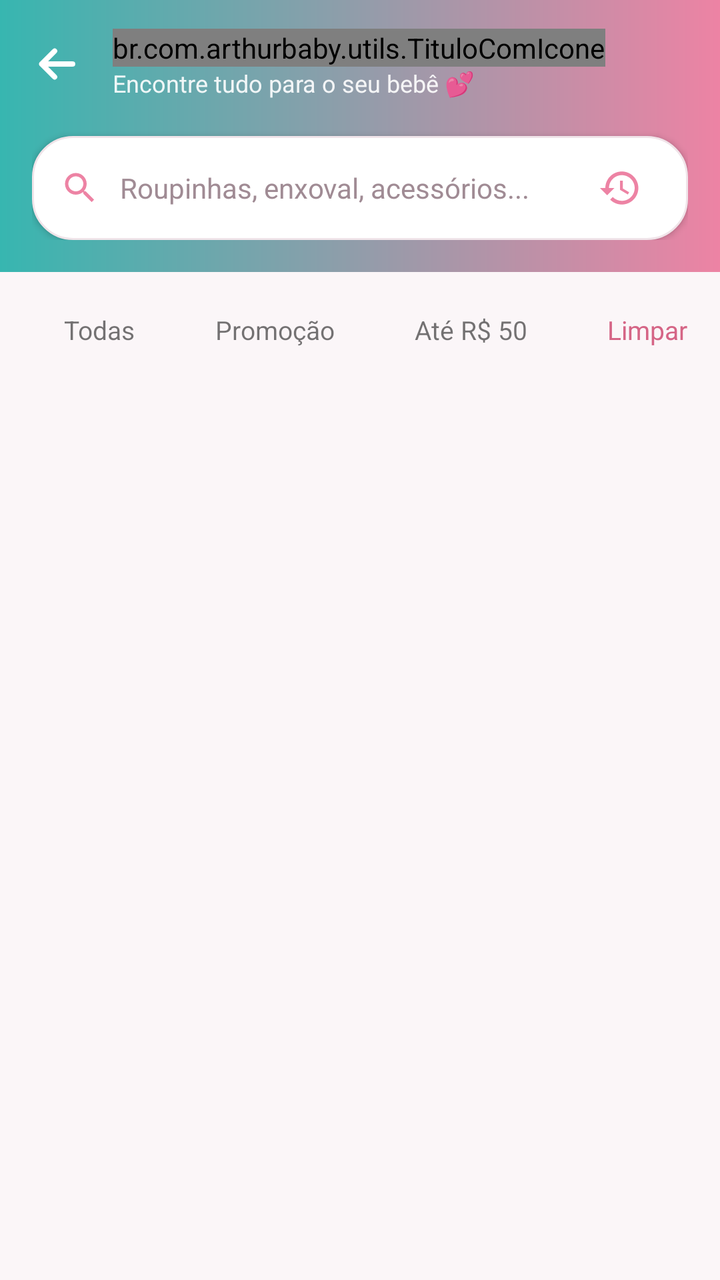
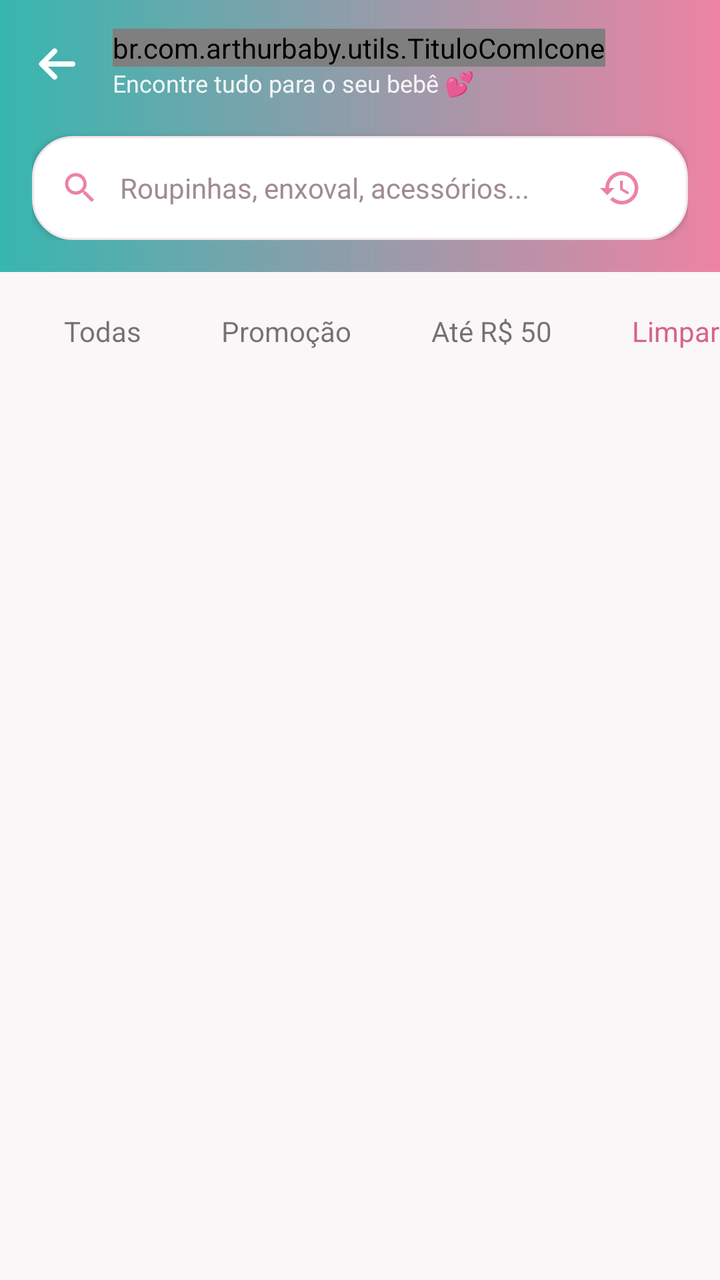

Screens rendered from an Android XML layout before and after an edit, with the pre-edit source and the edit as a unified diff.
<!-- AndroidManifest.xml: application theme Theme.ArthurBaby -->
<!-- res/layout/fragment_pesquisa.xml -->
<?xml version="1.0" encoding="utf-8"?>
<LinearLayout xmlns:android="http://schemas.android.com/apk/res/android"
    xmlns:app="http://schemas.android.com/apk/res-auto"
    android:layout_width="match_parent"
    android:layout_height="match_parent"
    android:orientation="vertical"
    android:background="@color/fundo_claro">

    
    <LinearLayout
        android:layout_width="match_parent"
        android:layout_height="wrap_content"
        android:orientation="vertical"
        android:paddingStart="16dp"
        android:paddingEnd="16dp"
        android:paddingTop="8dp"
        android:paddingBottom="16dp"
        android:background="@drawable/bg_gradiente_header">

        <LinearLayout
            android:layout_width="match_parent"
            android:layout_height="wrap_content"
            android:orientation="horizontal"
            android:gravity="center_vertical">

            <ImageButton
                android:id="@+id/btnVoltarBusca"
                style="@style/BotaoVoltar"
                app:tint="@color/branco" />

            <LinearLayout
                android:layout_width="0dp"
                android:layout_height="wrap_content"
                android:layout_weight="1"
                android:orientation="vertical">

                <br.com.arthurbaby.utils.TituloComIcone
                    android:layout_width="wrap_content"
                    android:layout_height="wrap_content"
                    android:text="Buscar"
                    android:textSize="20sp"
                    android:textStyle="bold"
                    android:textColor="@color/branco"
                    app:iconeTitulo="@drawable/ic_busca"

                    app:iconeClaro="true" />

                <TextView
                    android:layout_width="wrap_content"
                    android:layout_height="wrap_content"
                    android:text="Encontre tudo para o seu bebê 💕"
                    android:textSize="12sp"
                    android:alpha="0.9"
                    android:textColor="@color/branco" />
            </LinearLayout>
        </LinearLayout>

        
        <LinearLayout
            android:layout_width="match_parent"
            android:layout_height="wrap_content"
            android:layout_marginTop="12dp"
            android:orientation="horizontal"
            android:gravity="center_vertical"
            android:background="@drawable/bg_card_suave"
            android:paddingHorizontal="14dp"
            android:paddingVertical="4dp"
            android:elevation="2dp">

            <ImageView
                android:layout_width="20dp"
                android:layout_height="20dp"
                android:src="@drawable/ic_busca"
                app:tint="@color/rosa_arthur"
                android:contentDescription="Buscar" />

            <EditText
                android:id="@+id/etBusca"
                android:layout_width="0dp"
                android:layout_weight="1"
                android:layout_height="wrap_content"
                android:minHeight="44dp"
                android:hint="Roupinhas, enxoval, acessórios..."
                android:textColorHint="@color/cinza_texto"
                android:textColor="@color/texto_primario"
                android:background="@android:color/transparent"
                android:paddingStart="10dp"
                android:textSize="14sp"
                android:inputType="text"
                android:imeOptions="actionSearch"
                android:singleLine="true" />

            
            <ImageView
                android:id="@+id/btnHistoricoBusca"
                android:layout_width="40dp"
                android:layout_height="40dp"
                android:padding="9dp"
                android:src="@drawable/ic_historico"
                app:tint="@color/rosa_arthur"
                android:background="?attr/selectableItemBackgroundBorderless"
                android:clickable="true"
                android:focusable="true"
                android:tooltipText="Buscas recentes"
                android:contentDescription="Buscas recentes" />
        </LinearLayout>
    </LinearLayout>

    
    <HorizontalScrollView
        android:layout_width="match_parent"
        android:layout_height="wrap_content"
        android:paddingHorizontal="16dp"
        android:paddingTop="12dp"
        android:paddingBottom="4dp"
        android:clipToPadding="false"
        android:scrollbars="none">

        <LinearLayout
            android:layout_width="wrap_content"
            android:layout_height="wrap_content"
            android:orientation="horizontal">

            <TextView
                android:id="@+id/chipTodas"
                android:layout_width="wrap_content"
                android:layout_height="wrap_content"
                android:text="Todas"
                android:paddingHorizontal="16dp"
                android:paddingVertical="8dp"
                android:textSize="13sp"
                android:layout_marginEnd="8dp" />

            <TextView
                android:id="@+id/chipPromocao"
                android:layout_width="wrap_content"
                android:layout_height="wrap_content"
                android:text="Promoção"
                android:paddingHorizontal="16dp"
                android:paddingVertical="8dp"
                android:textSize="13sp"
                android:layout_marginEnd="8dp" />

            <TextView
                android:id="@+id/chipBaratos"
                android:layout_width="wrap_content"
                android:layout_height="wrap_content"
                android:text="Até R$ 50"
                android:paddingHorizontal="16dp"
                android:paddingVertical="8dp"
                android:textSize="13sp"
                android:layout_marginEnd="8dp" />

            <TextView
                android:id="@+id/chipLimpar"
                android:layout_width="wrap_content"
                android:layout_height="wrap_content"
                android:text="Limpar"
                android:paddingHorizontal="16dp"
                android:paddingVertical="8dp"
                android:textColor="@color/rosa_escuro"
                android:textSize="13sp" />
        </LinearLayout>
    </HorizontalScrollView>

    
    <LinearLayout
        android:id="@+id/containerHistorico"
        android:layout_width="match_parent"
        android:layout_height="wrap_content"
        android:orientation="vertical"
        android:paddingHorizontal="16dp"
        android:paddingTop="12dp"
        android:visibility="gone">

        <LinearLayout
            android:layout_width="match_parent"
            android:layout_height="wrap_content"
            android:orientation="horizontal"
            android:gravity="center_vertical">

            <TextView
                android:layout_width="0dp"
                android:layout_height="wrap_content"
                android:layout_weight="1"
                android:text="Buscas recentes"
                android:textColor="@color/texto_primario"
                android:textStyle="bold"
                android:textSize="14sp" />

            <TextView
                android:id="@+id/btnLimparHistorico"
                android:layout_width="wrap_content"
                android:layout_height="wrap_content"
                android:text="Limpar"
                android:textColor="@color/rosa_arthur"
                android:textSize="12sp"
                android:padding="4dp" />
        </LinearLayout>

        <HorizontalScrollView
            android:layout_width="match_parent"
            android:layout_height="wrap_content"
            android:layout_marginTop="8dp"
            android:scrollbars="none">

            <LinearLayout
                android:id="@+id/containerChipsHistorico"
                android:layout_width="wrap_content"
                android:layout_height="wrap_content"
                android:orientation="horizontal" />
        </HorizontalScrollView>
    </LinearLayout>

    
    <TextView
        android:id="@+id/tvResultadoInfo"
        android:layout_width="wrap_content"
        android:layout_height="wrap_content"
        android:text=""
        android:textColor="@color/cinza_medio"
        android:textSize="13sp"
        android:paddingHorizontal="16dp"
        android:paddingVertical="10dp" />

    
    <ScrollView
        android:id="@+id/estadoVazio"
        android:layout_width="match_parent"
        android:layout_height="0dp"
        android:layout_weight="1"
        android:fillViewport="true"
        android:visibility="gone">

        <LinearLayout
            android:layout_width="match_parent"
            android:layout_height="wrap_content"
            android:orientation="vertical"
            android:gravity="center"
            android:paddingHorizontal="32dp"
            android:paddingBottom="40dp">

            <ImageView
                android:layout_width="140dp"
                android:layout_height="140dp"
                android:src="@drawable/ic_busca_bebe"
                android:contentDescription="Carrinho de bebê" />

            <TextView
                android:id="@+id/tvVazioTitulo"
                android:layout_width="wrap_content"
                android:layout_height="wrap_content"
                android:layout_marginTop="16dp"
                android:text="O que o seu bebê precisa hoje?"
                android:textColor="@color/rosa_escuro"
                android:textSize="18sp"
                android:textStyle="bold"
                android:gravity="center" />

            <TextView
                android:id="@+id/tvVazioTexto"
                android:layout_width="wrap_content"
                android:layout_height="wrap_content"
                android:layout_marginTop="6dp"
                android:text="Busque roupinhas, enxoval, acessórios e muito mais — feito com carinho para você."
                android:textColor="@color/cinza_medio"
                android:textSize="14sp"
                android:lineSpacingMultiplier="1.2"
                android:gravity="center" />
        </LinearLayout>
    </ScrollView>

    
    <ProgressBar
        android:id="@+id/progressBar"
        android:layout_width="48dp"
        android:layout_height="48dp"
        android:layout_gravity="center_horizontal"
        android:layout_marginTop="60dp"
        android:indeterminateTint="@color/verde_arthur"
        android:visibility="gone" />

    
    <androidx.recyclerview.widget.RecyclerView
        android:id="@+id/rvResultados"
        android:layout_width="match_parent"
        android:layout_height="0dp"
        android:layout_weight="1"
        android:paddingHorizontal="10dp"
        android:paddingBottom="8dp"
        android:clipToPadding="false"
        android:visibility="gone" />

</LinearLayout>
<!-- resources referenced by this layout -->
<resources>
  <color name="branco">#FFFFFF</color>
  <color name="cinza_medio">#7A626B</color>
  <color name="cinza_texto">#A08B94</color>
  <color name="fundo_claro">#FBF6F8</color>
  <color name="rosa_arthur">#ED83A4</color>
  <color name="rosa_escuro">#D56586</color>
  <color name="texto_primario">#3D2E34</color>
  <color name="verde_arthur">#37B6B0</color>
  <!-- drawable bg_card_suave (drawable) -->
  <?xml version="1.0" encoding="utf-8"?>
  <shape xmlns:android="http://schemas.android.com/apk/res/android"
      android:shape="rectangle">
      <solid android:color="@color/branco" />
      <corners android:radius="20dp" />
      <stroke android:width="1dp" android:color="@color/cinza_borda" />
  </shape>
  <!-- drawable bg_gradiente_header (drawable) -->
  <?xml version="1.0" encoding="utf-8"?>
  <shape xmlns:android="http://schemas.android.com/apk/res/android"
      android:shape="rectangle">
      <gradient
          android:startColor="@color/verde_arthur"
          android:endColor="@color/rosa_arthur"
          android:angle="0"
          android:type="linear" />
  </shape>
  <!-- drawable ic_busca (drawable) -->
  <vector xmlns:android="http://schemas.android.com/apk/res/android"
      android:width="24dp"
      android:height="24dp"
      android:viewportWidth="24"
      android:viewportHeight="24">
      <path
          android:fillColor="#FF000000"
          android:pathData="M15.5,14h-0.79l-0.28,-0.27C15.41,12.59 16,11.11 16,9.5 16,5.91 13.09,3 9.5,3S3,5.91 3,9.5 5.91,16 9.5,16c1.61,0 3.09,-0.59 4.23,-1.57l0.27,0.28v0.79l5,4.99L20.49,19l-4.99,-5zM9.5,14C7.01,14 5,11.99 5,9.5S7.01,5 9.5,5 14,7.01 14,9.5 11.99,14 9.5,14z"/>
  </vector>
  <!-- drawable ic_historico (drawable) -->
  <?xml version="1.0" encoding="utf-8"?>
  <vector xmlns:android="http://schemas.android.com/apk/res/android"
      android:width="24dp"
      android:height="24dp"
      android:viewportWidth="24"
      android:viewportHeight="24">
      <path
          android:fillColor="#FF000000"
          android:pathData="M13,3c-4.97,0 -9,4.03 -9,9L1,12l3.89,3.89 0.07,0.14L9,12L6,12c0,-3.87 3.13,-7 7,-7s7,3.13 7,7 -3.13,7 -7,7c-1.93,0 -3.68,-0.79 -4.94,-2.06l-1.42,1.42C8.27,19.99 10.51,21 13,21c4.97,0 9,-4.03 9,-9s-4.03,-9 -9,-9zM12,8v5l4.28,2.54 0.72,-1.21 -3.5,-2.08L13.5,8L12,8z" />
  </vector>
  <color name="cinza_borda">#F0E4E9</color>
  <!-- drawable ic_voltar (drawable) -->
  <?xml version="1.0" encoding="utf-8"?>
  <vector xmlns:android="http://schemas.android.com/apk/res/android"
      android:width="24dp"
      android:height="24dp"
      android:viewportWidth="24"
      android:viewportHeight="24">
      <path
          android:pathData="M20,12H4.5M11,5.5L4.5,12L11,18.5"
          android:strokeColor="#FF000000"
          android:strokeWidth="2.6"
          android:strokeLineCap="round"
          android:strokeLineJoin="round" />
  </vector>
  <color name="verde_escuro">#2A8F8A</color>
  <!-- unchanged entries left out for length: 3 -->
</resources>

<!-- the commit's change to res/layout/fragment_pesquisa.xml (unified diff, before → after) -->
@@ -37,8 +37,8 @@
                 <br.com.arthurbaby.utils.TituloComIcone
                     android:layout_width="wrap_content"
                     android:layout_height="wrap_content"
-                    android:text="Buscar"
-                    android:textSize="20sp"
+                    android:text="@string/buscar"
+                    android:textSize="@dimen/texto_subtitulo"
                     android:textStyle="bold"
                     android:textColor="@color/branco"
                     app:iconeTitulo="@drawable/ic_busca"
@@ -48,8 +48,8 @@
                 <TextView
                     android:layout_width="wrap_content"
                     android:layout_height="wrap_content"
-                    android:text="Encontre tudo para o seu bebê 💕"
-                    android:textSize="12sp"
+                    android:text="@string/encontre_tudo_para_o_seu_bebe"
+                    android:textSize="@dimen/texto_pequeno"
                     android:alpha="0.9"
                     android:textColor="@color/branco" />
             </LinearLayout>
@@ -72,7 +72,7 @@
                 android:layout_height="20dp"
                 android:src="@drawable/ic_busca"
                 app:tint="@color/rosa_arthur"
-                android:contentDescription="Buscar" />
+                android:contentDescription="@string/buscar" />
 
             <EditText
                 android:id="@+id/etBusca"
@@ -80,12 +80,12 @@
                 android:layout_weight="1"
                 android:layout_height="wrap_content"
                 android:minHeight="44dp"
-                android:hint="Roupinhas, enxoval, acessórios..."
+                android:hint="@string/roupinhas_enxoval_acessorios"
                 android:textColorHint="@color/cinza_texto"
                 android:textColor="@color/texto_primario"
                 android:background="@android:color/transparent"
                 android:paddingStart="10dp"
-                android:textSize="14sp"
+                android:textSize="@dimen/texto_corpo"
                 android:inputType="text"
                 android:imeOptions="actionSearch"
                 android:singleLine="true" />
@@ -102,7 +102,7 @@
                 android:clickable="true"
                 android:focusable="true"
                 android:tooltipText="Buscas recentes"
-                android:contentDescription="Buscas recentes" />
+                android:contentDescription="@string/buscas_recentes" />
         </LinearLayout>
     </LinearLayout>
 
@@ -125,41 +125,41 @@
                 android:id="@+id/chipTodas"
                 android:layout_width="wrap_content"
                 android:layout_height="wrap_content"
-                android:text="Todas"
-                android:paddingHorizontal="16dp"
-                android:paddingVertical="8dp"
-                android:textSize="13sp"
+                android:text="@string/todas"
+                android:paddingHorizontal="16dp"
+                android:paddingVertical="8dp"
+                android:textSize="@dimen/texto_corpo"
                 android:layout_marginEnd="8dp" />
 
             <TextView
                 android:id="@+id/chipPromocao"
                 android:layout_width="wrap_content"
                 android:layout_height="wrap_content"
-                android:text="Promoção"
-                android:paddingHorizontal="16dp"
-                android:paddingVertical="8dp"
-                android:textSize="13sp"
+                android:text="@string/promocao"
+                android:paddingHorizontal="16dp"
+                android:paddingVertical="8dp"
+                android:textSize="@dimen/texto_corpo"
                 android:layout_marginEnd="8dp" />
 
             <TextView
                 android:id="@+id/chipBaratos"
                 android:layout_width="wrap_content"
                 android:layout_height="wrap_content"
-                android:text="Até R$ 50"
-                android:paddingHorizontal="16dp"
-                android:paddingVertical="8dp"
-                android:textSize="13sp"
+                android:text="@string/ate_r_50"
+                android:paddingHorizontal="16dp"
+                android:paddingVertical="8dp"
+                android:textSize="@dimen/texto_corpo"
                 android:layout_marginEnd="8dp" />
 
             <TextView
                 android:id="@+id/chipLimpar"
                 android:layout_width="wrap_content"
                 android:layout_height="wrap_content"
-                android:text="Limpar"
+                android:text="@string/limpar"
                 android:paddingHorizontal="16dp"
                 android:paddingVertical="8dp"
                 android:textColor="@color/rosa_escuro"
-                android:textSize="13sp" />
+                android:textSize="@dimen/texto_corpo" />
         </LinearLayout>
     </HorizontalScrollView>
 
@@ -183,18 +183,18 @@
                 android:layout_width="0dp"
                 android:layout_height="wrap_content"
                 android:layout_weight="1"
-                android:text="Buscas recentes"
+                android:text="@string/buscas_recentes"
                 android:textColor="@color/texto_primario"
                 android:textStyle="bold"
-                android:textSize="14sp" />
+                android:textSize="@dimen/texto_corpo" />
 
             <TextView
                 android:id="@+id/btnLimparHistorico"
                 android:layout_width="wrap_content"
                 android:layout_height="wrap_content"
-                android:text="Limpar"
+                android:text="@string/limpar"
                 android:textColor="@color/rosa_arthur"
-                android:textSize="12sp"
+                android:textSize="@dimen/texto_pequeno"
                 android:padding="4dp" />
         </LinearLayout>
 
@@ -219,7 +219,7 @@
         android:layout_height="wrap_content"
         android:text=""
         android:textColor="@color/cinza_medio"
-        android:textSize="13sp"
+        android:textSize="@dimen/texto_corpo"
         android:paddingHorizontal="16dp"
         android:paddingVertical="10dp" />
 
@@ -244,16 +244,16 @@
                 android:layout_width="140dp"
                 android:layout_height="140dp"
                 android:src="@drawable/ic_busca_bebe"
-                android:contentDescription="Carrinho de bebê" />
+                android:contentDescription="@string/carrinho_de_bebe" />
 
             <TextView
                 android:id="@+id/tvVazioTitulo"
                 android:layout_width="wrap_content"
                 android:layout_height="wrap_content"
                 android:layout_marginTop="16dp"
-                android:text="O que o seu bebê precisa hoje?"
+                android:text="@string/o_que_o_seu_bebe_precisa_hoje"
                 android:textColor="@color/rosa_escuro"
-                android:textSize="18sp"
+                android:textSize="@dimen/texto_subtitulo"
                 android:textStyle="bold"
                 android:gravity="center" />
 
@@ -262,9 +262,9 @@
                 android:layout_width="wrap_content"
                 android:layout_height="wrap_content"
                 android:layout_marginTop="6dp"
-                android:text="Busque roupinhas, enxoval, acessórios e muito mais — feito com carinho para você."
+                android:text="@string/busque_roupinhas_enxoval_acessorios_e_mu"
                 android:textColor="@color/cinza_medio"
-                android:textSize="14sp"
+                android:textSize="@dimen/texto_corpo"
                 android:lineSpacingMultiplier="1.2"
                 android:gravity="center" />
         </LinearLayout>
<!-- resource entries referenced after the edit -->
@@ -8,6 +8,9 @@
   <color name="rosa_escuro">#D56586</color>
   <color name="texto_primario">#3D2E34</color>
   <color name="verde_arthur">#37B6B0</color>
+  <dimen name="texto_corpo">14sp</dimen>
+  <dimen name="texto_pequeno">12sp</dimen>
+  <dimen name="texto_subtitulo">18sp</dimen>
   <!-- drawable bg_card_suave (drawable) -->
   <?xml version="1.0" encoding="utf-8"?>
   <shape xmlns:android="http://schemas.android.com/apk/res/android"
@@ -47,6 +50,17 @@
           android:fillColor="#FF000000"
           android:pathData="M13,3c-4.97,0 -9,4.03 -9,9L1,12l3.89,3.89 0.07,0.14L9,12L6,12c0,-3.87 3.13,-7 7,-7s7,3.13 7,7 -3.13,7 -7,7c-1.93,0 -3.68,-0.79 -4.94,-2.06l-1.42,1.42C8.27,19.99 10.51,21 13,21c4.97,0 9,-4.03 9,-9s-4.03,-9 -9,-9zM12,8v5l4.28,2.54 0.72,-1.21 -3.5,-2.08L13.5,8L12,8z" />
   </vector>
+  <string name="ate_r_50">Até R$ 50</string>
+  <string name="buscar">Buscar</string>
+  <string name="buscas_recentes">Buscas recentes</string>
+  <string name="busque_roupinhas_enxoval_acessorios_e_mu">Busque roupinhas, enxoval, acessórios e muito mais — feito com carinho para você.</string>
+  <string name="carrinho_de_bebe">Carrinho de bebê</string>
+  <string name="encontre_tudo_para_o_seu_bebe">Encontre tudo para o seu bebê 💕</string>
+  <string name="limpar">Limpar</string>
+  <string name="o_que_o_seu_bebe_precisa_hoje">O que o seu bebê precisa hoje?</string>
+  <string name="promocao">Promoção</string>
+  <string name="roupinhas_enxoval_acessorios">Roupinhas, enxoval, acessórios...</string>
+  <string name="todas">Todas</string>
   <color name="cinza_borda">#F0E4E9</color>
   <!-- drawable ic_voltar (drawable) -->
   <?xml version="1.0" encoding="utf-8"?>
